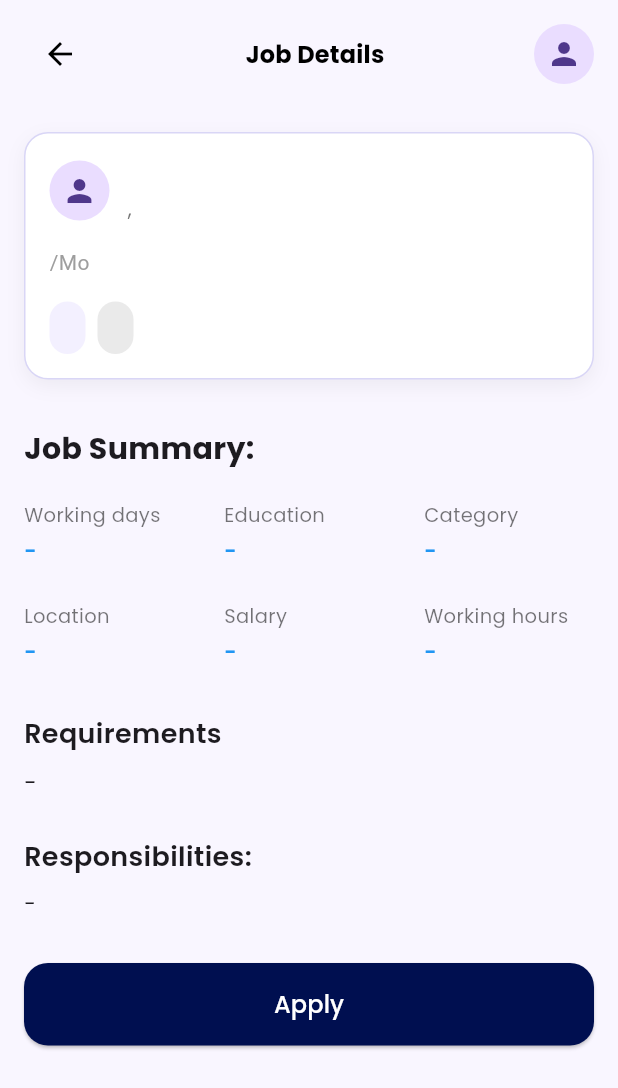
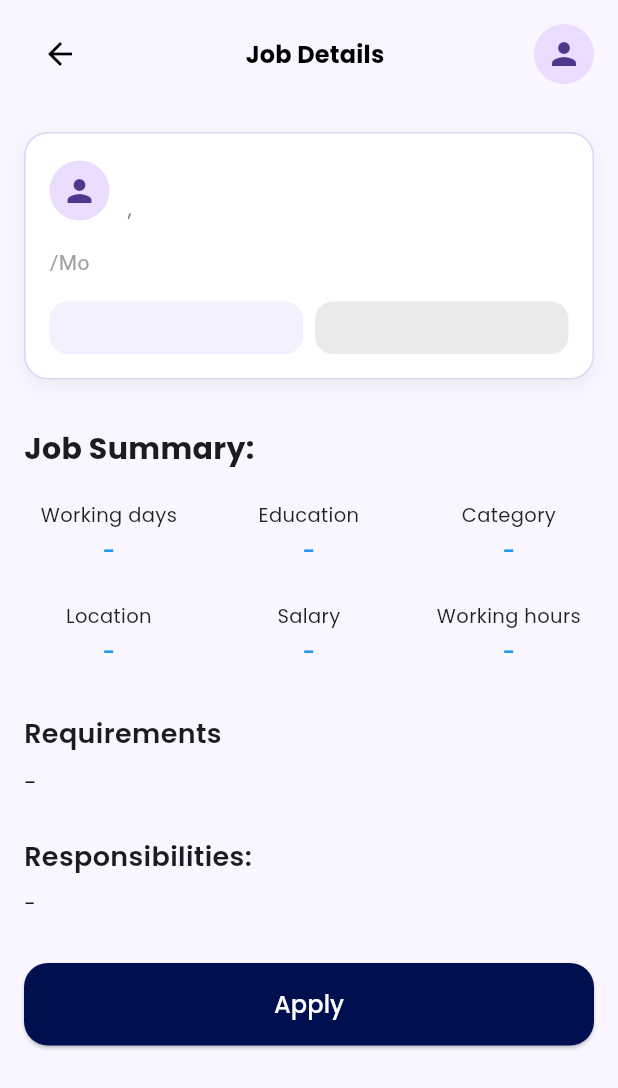
Before and after one commit to nypoclary/easy_hire, a Flutter app: the JobDetailScreen screen opened directly with empty values, on a phone screen of 412 x 824 dp. Shown: the top 1088 px of the screen. Run offline on Flutter 3.47's test engine with Material 3 defaults, Android fonts, the phone set to English and light mode, and no system bars; our stand-ins replace dio, firebase_core, flutter_riverpod, go_router, google_fonts, google_sign_in; accounts and stored records are empty.

Commit message:
UI fixed

```diff
--- a/lib/features/job_detail/view/job_detail_screen.dart
+++ b/lib/features/job_detail/view/job_detail_screen.dart
@@ -1,12 +1,14 @@
 import 'package:flutter/material.dart';
 import 'package:go_router/go_router.dart';
+import 'package:flutter_riverpod/flutter_riverpod.dart';
 import 'package:easy_hire/core/models/job_model.dart';
 import 'package:easy_hire/core/widgets/header.dart';
 import 'package:easy_hire/core/app_theme.dart';
+import 'package:easy_hire/features/profile/view/profile_screen.dart';
+import 'package:easy_hire/core/provider/google_auth_provider.dart';
 import 'package:easy_hire/core/models/user_service.dart';
-import 'package:easy_hire/features/profile/view/profile_screen.dart';
 
-class JobDetailScreen extends StatelessWidget {
+class JobDetailScreen extends ConsumerWidget {
   final JobModel job;
 
   const JobDetailScreen({super.key, required this.job});
@@ -29,7 +31,9 @@ class JobDetailScreen extends StatelessWidget {
   }
 
   @override
-  Widget build(BuildContext context) {
+  Widget build(BuildContext context, WidgetRef ref) {
+    final currentUser = ref.watch(googleAuthProvider).value;
+
     return Scaffold(
       backgroundColor: const Color(0xFFF9F6FF),
       body: SafeArea(
@@ -52,10 +56,12 @@ class JobDetailScreen extends StatelessWidget {
                   GestureDetector(
                     onTap: () => _handleProfileTap(context),
                     child: CircleAvatar(
-                      backgroundImage: job.createdByPhotoUrl != null && job.createdByPhotoUrl!.isNotEmpty
+                      backgroundImage: job.createdByPhotoUrl != null &&
+                              job.createdByPhotoUrl!.isNotEmpty
                           ? NetworkImage(job.createdByPhotoUrl!)
                           : null,
-                      child: job.createdByPhotoUrl == null || job.createdByPhotoUrl!.isEmpty
+                      child: job.createdByPhotoUrl == null ||
+                              job.createdByPhotoUrl!.isEmpty
                           ? const Icon(Icons.person)
                           : null,
                     ),
@@ -83,27 +89,40 @@ class JobDetailScreen extends StatelessWidget {
                     const SizedBox(height: 32),
                     const Text(
                       'Requirements',
-                      style: TextStyle(fontWeight: FontWeight.w600, fontSize: 18),
+                      style:
+                          TextStyle(fontWeight: FontWeight.w600, fontSize: 18),
                     ),
                     const SizedBox(height: 8),
                     Text(
-                      job.requirements.trim().isNotEmpty ? job.requirements.trim() : '-',
+                      job.requirements.trim().isNotEmpty
+                          ? job.requirements.trim()
+                          : '-',
                       style: const TextStyle(height: 1.6, fontSize: 15),
                     ),
                     const SizedBox(height: 24),
                     const Text(
                       'Responsibilities:',
-                      style: TextStyle(fontWeight: FontWeight.w600, fontSize: 18),
+                      style:
+                          TextStyle(fontWeight: FontWeight.w600, fontSize: 18),
                     ),
                     const SizedBox(height: 8),
                     _buildBulletPoints(job.responsibilities),
                     const SizedBox(height: 30),
                     SizedBox(
                       width: double.infinity,
-                      child: ElevatedButton(
+                      child: job.createdBy == currentUser?.id
+                          ? const Text(
+                              "You can't apply to your own job.",
+                              textAlign: TextAlign.center,
+                              style: TextStyle(
+                                  color: Colors.grey,
+                                  fontStyle: FontStyle.italic),
+                            )
+                          : ElevatedButton(
                               style: ElevatedButton.styleFrom(
                                 backgroundColor: AppTheme.primaryNavyBlue,
-                          padding: const EdgeInsets.symmetric(vertical: 16),
+                                padding:
+                                    const EdgeInsets.symmetric(vertical: 16),
                                 shape: RoundedRectangleBorder(
                                   borderRadius: BorderRadius.circular(16),
                                 ),
@@ -111,7 +130,8 @@ class JobDetailScreen extends StatelessWidget {
                               onPressed: () => context.push('/apply-job'),
                               child: const Text(
                                 'Apply',
-                          style: TextStyle(fontSize: 16, color: Colors.white),
+                                style: TextStyle(
+                                    fontSize: 16, color: Colors.white),
                               ),
                             ),
                     ),
@@ -150,10 +170,12 @@ class JobDetailScreen extends StatelessWidget {
                 onTap: () => _handleProfileTap(context),
                 child: CircleAvatar(
                   radius: 20,
-                  backgroundImage: job.createdByPhotoUrl != null && job.createdByPhotoUrl!.isNotEmpty
+                  backgroundImage: job.createdByPhotoUrl != null &&
+                          job.createdByPhotoUrl!.isNotEmpty
                       ? NetworkImage(job.createdByPhotoUrl!)
                       : null,
-                  child: job.createdByPhotoUrl == null || job.createdByPhotoUrl!.isEmpty
+                  child: job.createdByPhotoUrl == null ||
+                          job.createdByPhotoUrl!.isEmpty
                       ? const Icon(Icons.person)
                       : null,
                 ),
@@ -165,12 +187,16 @@ class JobDetailScreen extends StatelessWidget {
                   children: [
                     Text(
                       job.role,
-                      style: const TextStyle(fontSize: 16, fontWeight: FontWeight.bold, color: Color(0xFF2A1258)),
+                      style: const TextStyle(
+                          fontSize: 16,
+                          fontWeight: FontWeight.bold,
+                          color: Color(0xFF2A1258)),
                     ),
                     const SizedBox(height: 2),
                     Text(
                       '${job.company}, ${job.location}',
-                      style: TextStyle(fontSize: 13, color: Colors.grey.shade600),
+                      style:
+                          TextStyle(fontSize: 13, color: Colors.grey.shade600),
                     ),
                   ],
                 ),
@@ -189,7 +215,10 @@ class JobDetailScreen extends StatelessWidget {
               children: const [
                 TextSpan(
                   text: '/Mo',
-                  style: TextStyle(fontSize: 14, fontWeight: FontWeight.w400, color: Colors.grey),
+                  style: TextStyle(
+                      fontSize: 14,
+                      fontWeight: FontWeight.w400,
+                      color: Colors.grey),
                 ),
               ],
             ),
@@ -197,9 +226,17 @@ class JobDetailScreen extends StatelessWidget {
           const SizedBox(height: 16),
           Row(
             children: [
-              _tagChip(job.category, const Color(0xFFF3F0FF), const Color(0xFF5B2E91)),
+              Expanded(
+                child: _tagChip(
+                  job.category,
+                  const Color(0xFFF3F0FF),
+                  const Color(0xFF5B2E91),
+                ),
+              ),
               const SizedBox(width: 8),
-              _buildWorkModeTag(job.workMode),
+              Expanded(
+                child: _buildWorkModeTag(job.workMode),
+              ),
             ],
           ),
         ],
@@ -209,14 +246,21 @@ class JobDetailScreen extends StatelessWidget {
 
   Widget _tagChip(String label, Color bgColor, Color textColor) {
     return Container(
+      width: double.infinity,
       padding: const EdgeInsets.symmetric(horizontal: 12, vertical: 8),
       decoration: BoxDecoration(
         color: bgColor,
-        borderRadius: BorderRadius.circular(16),
+        borderRadius: BorderRadius.circular(12),
       ),
+      alignment: Alignment.center,
       child: Text(
         label,
-        style: TextStyle(fontSize: 13, color: textColor, fontWeight: FontWeight.w500),
+        textAlign: TextAlign.center,
+        style: TextStyle(
+          fontSize: 13,
+          color: textColor,
+          fontWeight: FontWeight.w500,
+        ),
       ),
     );
   }
@@ -260,15 +304,17 @@ class JobDetailScreen extends StatelessWidget {
         return SizedBox(
           width: MediaQuery.of(context).size.width / 3 - 24,
           child: Column(
-            crossAxisAlignment: CrossAxisAlignment.start,
+            crossAxisAlignment: CrossAxisAlignment.center,
             children: [
               Text(
                 entry.key,
-                style: const TextStyle(fontSize: 13, color: Colors.black54),
+                textAlign: TextAlign.center,
+                style: const TextStyle(fontSize: 13, color: Colors.black87),
               ),
               const SizedBox(height: 4),
               Text(
                 entry.value.trim().isNotEmpty ? entry.value : '-',
+                textAlign: TextAlign.center,
                 style: const TextStyle(
                   fontSize: 14,
                   color: Colors.blue,
--- a/lib/features/profile/view/profile_screen.dart
+++ b/lib/features/profile/view/profile_screen.dart
@@ -1,3 +1,4 @@
+import 'package:easy_hire/features/home/view/home_screen.dart';
 import 'package:flutter/material.dart';
 import 'package:flutter_riverpod/flutter_riverpod.dart';
 import 'package:easy_hire/core/provider/google_auth_provider.dart';
--- a/lib/features/settings/view/settings_screen.dart
+++ b/lib/features/settings/view/settings_screen.dart
@@ -72,8 +72,6 @@ class SettingsScreen extends ConsumerWidget {
               _buildSettingsTile(Icons.logout, "Log out", () {
                 ref.read(googleAuthProvider.notifier).signOut();
               }),
-              _buildSettingsTile(
-                  Icons.cancel_outlined, "Delete Account", () {}),
             ]),
           ],
         ),
```
Also changed, not shown: lib/core/widgets/job_card.dart (+17 -4 lines), lib/features/home/view/home_screen.dart (+22 -7 lines), lib/features/job_create/view/create_job_screen.dart (+109 -32 lines), lib/features/job_search/view/job_search_screen.dart (+9 -2 lines). Lines whose indentation alone changed are shown as unchanged.
